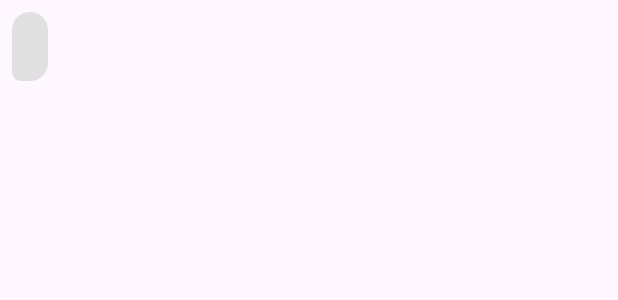
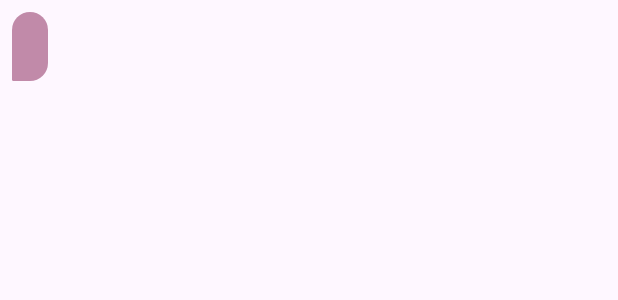
Before and after one commit to dgodolias/JupiterTheaterApp-AI-integrated, an Android app: the layout item_message_left.xml on its own in the app's theme, with its tools: preview values and no code run, on a phone screen of 412 x 824 dp. Shown: the top 300 px of the screen. Run offline under Robolectric (Android 15) with nearby library versions, the phone set to English and light mode, and no system bars.

Commit message:
fixed the no_of_people:0, color burgundy, bubble padding

```diff
--- a/app/src/main/java/com/example/jupitertheaterapp/ui/adapter/ChatAdapter.java
+++ b/app/src/main/java/com/example/jupitertheaterapp/ui/adapter/ChatAdapter.java
@@ -50,7 +50,7 @@ public class ChatAdapter extends RecyclerView.Adapter<ChatAdapter.MessageViewHol
         holder.messageTextView.setText(message.getMessage());
 
         // Ensure padding is consistent
-        holder.messageTextView.setPadding(12, 12, 12, 12);
+        //holder.messageTextView.setPadding(12, 12, 12, 12);
 
         // Apply animation
         Animation animation = AnimationUtils.loadAnimation(
--- a/app/src/main/res/drawable/bubble_left.xml
+++ b/app/src/main/res/drawable/bubble_left.xml
@@ -1,13 +1,14 @@
 <?xml version="1.0" encoding="utf-8"?>
 <shape xmlns:android="http://schemas.android.com/apk/res/android">
-    <solid android:color="#E0E0E0" />
+    <solid android:color="#C18AA9" />
     <corners
-        android:bottomLeftRadius="8dp"
+        android:bottomLeftRadius="1dp"
         android:bottomRightRadius="16dp"
         android:topLeftRadius="16dp"
-        android:topRightRadius="16dp" />    <padding
-        android:bottom="12dp"
-        android:left="16dp"
-        android:right="16dp"
-        android:top="12dp" />
+        android:topRightRadius="16dp" />
+    <padding
+        android:bottom="16dp"
+        android:left="20dp"
+        android:right="20dp"
+        android:top="16dp" />
 </shape>
--- a/app/src/main/res/layout/activity_main.xml
+++ b/app/src/main/res/layout/activity_main.xml
@@ -47,7 +47,8 @@
             android:layout_width="wrap_content"
             android:layout_height="wrap_content"
             android:layout_marginStart="8dp"
-            android:text="Send" />
+            android:text="Send"
+            android:backgroundTint="#5f021f" />
     </LinearLayout>
 
 </androidx.constraintlayout.widget.ConstraintLayout>
--- a/app/src/main/res/layout/item_message_left.xml
+++ b/app/src/main/res/layout/item_message_left.xml
@@ -4,7 +4,9 @@
     android:layout_height="wrap_content"
     android:layout_marginTop="8dp"
     android:layout_marginBottom="8dp"
-    android:orientation="horizontal">    <TextView
+    android:orientation="horizontal">
+
+    <TextView
         android:id="@+id/messageTextView"
         android:layout_width="wrap_content"
         android:layout_height="wrap_content"
@@ -12,7 +14,7 @@
         android:layout_marginEnd="64dp"
         android:background="@drawable/bubble_left"
         android:padding="12dp"
-        android:textColor="#000000"
+        android:textColor="#FFFFFF"
         android:textSize="16sp"
         android:autoLink="web|email|phone"
         android:linksClickable="true" />
--- a/app/src/main/res/layout/item_message_right.xml
+++ b/app/src/main/res/layout/item_message_right.xml
@@ -5,7 +5,9 @@
     android:layout_marginTop="8dp"
     android:layout_marginBottom="8dp"
     android:gravity="end"
-    android:orientation="horizontal">    <TextView
+    android:orientation="horizontal">
+
+    <TextView
         android:id="@+id/messageTextView"
         android:layout_width="wrap_content"
         android:layout_height="wrap_content"
@@ -13,7 +15,7 @@
         android:layout_marginEnd="8dp"
         android:background="@drawable/bubble_right"
         android:padding="12dp"
-        android:textColor="#000000"
+        android:textColor="#FFFFFF"
         android:textSize="16sp"
         android:autoLink="web|email|phone"
         android:linksClickable="true" />
```
Also changed, not shown: app/src/main/java/com/example/jupitertheaterapp/model/ChatbotNode.java (+9 -14 lines), app/src/main/java/com/example/jupitertheaterapp/model/MsgTemplate.java (+192 -96 lines), app/src/main/res/drawable/bubble_right.xml (+8 -7 lines), 1 other file.
